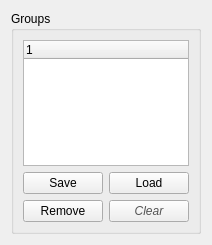
HonghuaLi/stacker, file Stacker/GroupWidget.ui: the form before one commit.
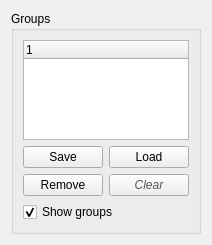
The form after the commit. Icons and pictures are not drawn.

Commit message: Voxel deformer. Window placement at start of application. Default folder path. Use SubScene for suggestions preview. Toggle groups and primitives display. Finally, bottle model 68.obj and a clean sphere.

The edit to the form file:
```diff
--- a/Stacker/GroupWidget.ui
+++ b/Stacker/GroupWidget.ui
@@ -14,7 +14,7 @@
    <string>Form</string>
   </property>
   <layout class="QGridLayout" name="gridLayout">
-   <item row="0" column="1">
+   <item row="0" column="0">
     <widget class="QGroupBox" name="groupBox">
      <property name="title">
       <string>Groups</string>
@@ -69,6 +69,16 @@
         </property>
        </widget>
       </item>
+      <item row="3" column="0" colspan="2">
+       <widget class="QCheckBox" name="showGroups">
+        <property name="text">
+         <string>Show groups</string>
+        </property>
+        <property name="checked">
+         <bool>true</bool>
+        </property>
+       </widget>
+      </item>
      </layout>
     </widget>
    </item>
```
The commit also changes 43 other files.
